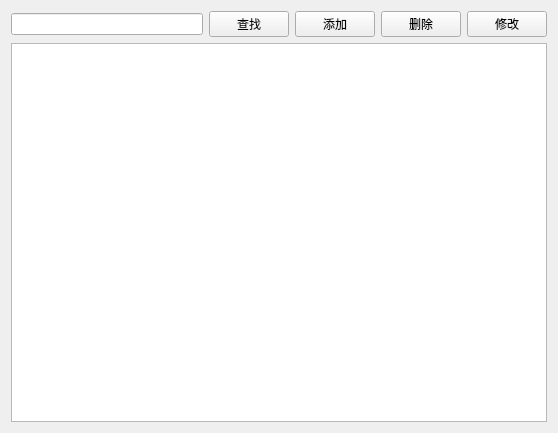
Qt form QtLab3/patientview.ui (eriLzzx/eri-Qt-learning) before a commit.
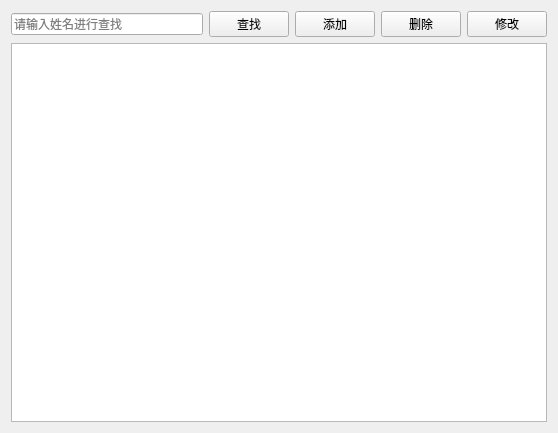
The same form after that commit. Icons and pictures are not drawn.

What changed in the file:
```diff
--- a/QtLab3/patientview.ui
+++ b/QtLab3/patientview.ui
@@ -17,7 +17,11 @@
    <item row="0" column="0">
     <layout class="QHBoxLayout" name="horizontalLayout">
      <item>
-      <widget class="QLineEdit" name="txtSearch"/>
+      <widget class="QLineEdit" name="txtSearch">
+       <property name="placeholderText">
+        <string>请输入姓名进行查找</string>
+       </property>
+      </widget>
      </item>
      <item>
       <widget class="QPushButton" name="btSearch">
```
Left out of the diff: 20 changed lines with no effect on the pictures.
